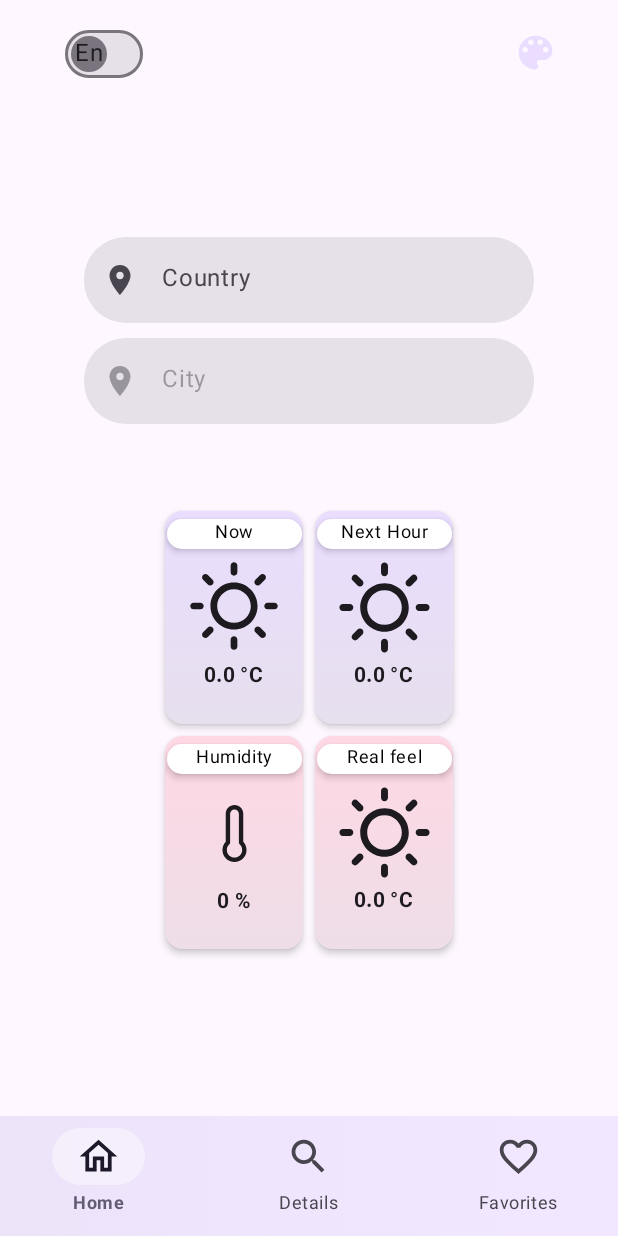
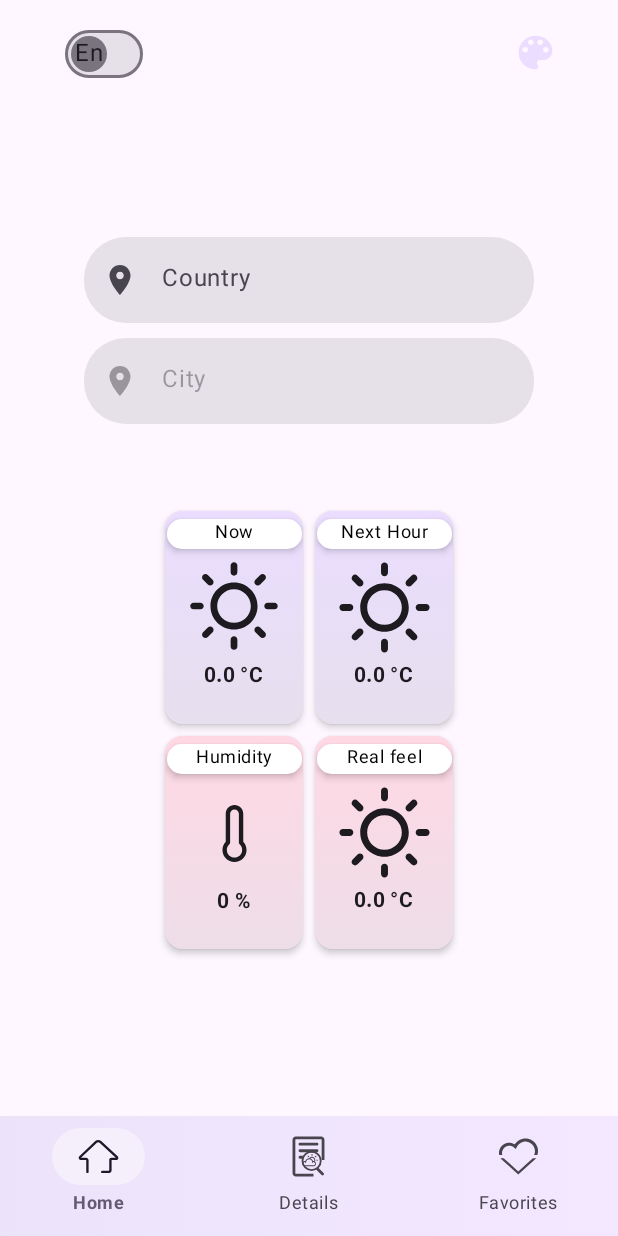
Before and after one commit to mu54omd/weatherApp, an Android app built with Jetpack Compose: the screen it shows after launch (MainActivity), on a phone screen of 412 x 824 dp. Run offline under Robolectric (Android 15) with nearby library versions, the light colour scheme and no system bars; our stand-ins replace Dagger/Hilt's generated code, Room's generated code, Shimmer; libraries missing offline, so code that uses them is left out: arrow.core; 18 statements that could not run were skipped.

Commit message:
change appearance of details screen

```diff
--- a/app/src/main/java/com/musashi/weatherapp/ui/helper/getDateFromNow.kt
+++ b/app/src/main/java/com/musashi/weatherapp/ui/helper/getDateFromNow.kt
@@ -4,6 +4,7 @@ import androidx.compose.runtime.Composable
 import androidx.compose.ui.platform.LocalLayoutDirection
 import androidx.compose.ui.unit.LayoutDirection
 import saman.zamani.persiandate.PersianDate
+import saman.zamani.persiandate.PersianDateFormat
 
 @Composable
 fun getDateFromNow(days: Int): String{
@@ -12,7 +13,7 @@ fun getDateFromNow(days: Int): String{
         if(LocalLayoutDirection.current == LayoutDirection.Ltr){
             PersianDate().addDays(days).toDate().toString().split(" ").subList(0, 3).joinToString(separator = " ")
         } else {
-            PersianDate().addDays(days).toString().split(" ").subList(0, 3).joinToString(separator = " ")
+            PersianDateFormat("l d F").format(PersianDate().addDays(days))
         }
     return result
 }
--- a/app/src/main/java/com/musashi/weatherapp/ui/screen/detailed/components/NextDayWeatherSelector.kt
+++ b/app/src/main/java/com/musashi/weatherapp/ui/screen/detailed/components/NextDayWeatherSelector.kt
@@ -8,7 +8,6 @@ fun NextDayWeatherSelector(
     state: WeatherState,
     selectedDay: Int,
 ) {
-
     when (selectedDay) {
         0 -> WeatherDetailsItemListMoreDays(
             state = state,
--- a/app/src/main/java/com/musashi/weatherapp/ui/screen/detailed/components/WeatherDetailsItemList.kt
+++ b/app/src/main/java/com/musashi/weatherapp/ui/screen/detailed/components/WeatherDetailsItemList.kt
@@ -22,13 +22,14 @@ fun WeatherDetailsItemList(
     currentIndex: Int = 1000,
 
 ) {
+    val lazyState = rememberLazyListState(initialFirstVisibleItemIndex = if(currentIndex != 1000) currentIndex else 0)
     LazyRow(
         modifier = modifier
             .fillMaxWidth()
             .padding(start = 20.dp, end = 20.dp),
         horizontalArrangement = Arrangement.Center,
         verticalAlignment = Alignment.CenterVertically,
-        state = rememberLazyListState(initialFirstVisibleItemIndex = if(currentIndex != 1000) currentIndex else 0)
+        state = lazyState
     ) {
         state.weatherFullStatus?.hourly?.let { status ->
             itemsIndexed(status.time) { index, item ->
@@ -37,7 +38,7 @@ fun WeatherDetailsItemList(
                         time = item.split("T")[1],
                         weatherIcon = returnWeatherCode(status.weatherCode[index], status.isDay[index]).imageId,
                         temperature = status.temperature2m[index],
-                        humidity = status.relativeHumidity2m[index]
+                        humidity = status.relativeHumidity2m[index],
                     )
                 }
             }
--- a/app/src/main/java/com/musashi/weatherapp/ui/screen/detailed/components/WeatherDetailsItemListMoreDays.kt
+++ b/app/src/main/java/com/musashi/weatherapp/ui/screen/detailed/components/WeatherDetailsItemListMoreDays.kt
@@ -21,7 +21,7 @@ fun WeatherDetailsItemListMoreDays(
 
 ) {
     LazyRow(
-        modifier = Modifier.width(350.dp),
+        modifier = Modifier.width(300.dp),
         verticalAlignment = Alignment.CenterVertically,
         horizontalArrangement = Arrangement.Center,
         state = rememberLazyListState(initialFirstVisibleItemIndex = if (currentIndex != 1000) currentIndex else 0)
--- a/app/src/main/java/com/musashi/weatherapp/ui/screen/navgraph/NavGraph.kt
+++ b/app/src/main/java/com/musashi/weatherapp/ui/screen/navgraph/NavGraph.kt
@@ -10,9 +10,6 @@ import androidx.compose.foundation.layout.width
 import androidx.compose.material.icons.Icons
 import androidx.compose.material.icons.filled.Boy
 import androidx.compose.material.icons.filled.Settings
-import androidx.compose.material.icons.outlined.FavoriteBorder
-import androidx.compose.material.icons.outlined.Home
-import androidx.compose.material.icons.outlined.Search
 import androidx.compose.material3.DrawerValue
 import androidx.compose.material3.ExperimentalMaterial3Api
 import androidx.compose.material3.HorizontalDivider
@@ -80,9 +77,9 @@ fun NavGraph(
 
     val bottomNavigationItem = remember {
         listOf(
-            BottomNavigationItem(icon = Icons.Outlined.Home, text = R.string.home),
-            BottomNavigationItem(icon = Icons.Outlined.Search, text = R.string.details),
-            BottomNavigationItem(icon = Icons.Outlined.FavoriteBorder, text = R.string.favorites),
+            BottomNavigationItem(icon = R.drawable.home_icon, text = R.string.home),
+            BottomNavigationItem(icon = R.drawable.details_icon, text = R.string.details),
+            BottomNavigationItem(icon = R.drawable.favorite_icon, text = R.string.favorites),
         )
     }
     val backstackState = navController.currentBackStackEntryAsState().value
--- a/app/src/main/java/com/musashi/weatherapp/ui/screen/navgraph/components/WeatherBottomBar.kt
+++ b/app/src/main/java/com/musashi/weatherapp/ui/screen/navgraph/components/WeatherBottomBar.kt
@@ -1,15 +1,13 @@
 package com.musashi.weatherapp.ui.screen.navgraph.components
 
 import android.content.res.Configuration.UI_MODE_NIGHT_YES
+import androidx.annotation.DrawableRes
 import androidx.annotation.StringRes
 import androidx.compose.foundation.background
 import androidx.compose.foundation.layout.Box
 import androidx.compose.foundation.layout.Column
 import androidx.compose.foundation.layout.fillMaxWidth
 import androidx.compose.foundation.layout.size
-import androidx.compose.material.icons.Icons
-import androidx.compose.material.icons.filled.Search
-import androidx.compose.material.icons.outlined.Home
 import androidx.compose.material3.Icon
 import androidx.compose.material3.MaterialTheme
 import androidx.compose.material3.NavigationBar
@@ -21,7 +19,7 @@ import androidx.compose.ui.Alignment
 import androidx.compose.ui.Modifier
 import androidx.compose.ui.graphics.Brush
 import androidx.compose.ui.graphics.Color
-import androidx.compose.ui.graphics.vector.ImageVector
+import androidx.compose.ui.res.painterResource
 import androidx.compose.ui.res.stringResource
 import androidx.compose.ui.text.font.FontWeight
 import androidx.compose.ui.tooling.preview.Preview
@@ -60,7 +58,7 @@ fun WeatherBottomBar(
                             horizontalAlignment = Alignment.CenterHorizontally
                         ) {
                             Icon(
-                                imageVector = item.icon,
+                                painter = painterResource(item.icon),
                                 contentDescription = stringResource(id = item.text),
                                 modifier = Modifier.size(30.dp)
                                 )
@@ -88,7 +86,7 @@ fun WeatherBottomBar(
 }
 
 data class BottomNavigationItem(
-    val icon: ImageVector,
+    @DrawableRes val icon: Int,
     @StringRes val text: Int
 )
 
@@ -100,8 +98,9 @@ private fun WeatherBottomBarPreview() {
         Box(modifier = Modifier.background(color = MaterialTheme.colorScheme.background)) {
             WeatherBottomBar(
                 items = listOf(
-                    BottomNavigationItem(icon = Icons.Outlined.Home, text = R.string.home),
-                    BottomNavigationItem(icon = Icons.Default.Search, text = R.string.details),
+                    BottomNavigationItem(icon = R.drawable.home_icon, text = R.string.home),
+                    BottomNavigationItem(icon = R.drawable.details_icon, text = R.string.details),
+                    BottomNavigationItem(icon = R.drawable.favorite_icon, text = R.string.favorites),
                 ),
                 selected = 0,
                 onItemClick = {})
--- a/app/src/main/java/com/musashi/weatherapp/ui/screen/summary/SummaryScreen.kt
+++ b/app/src/main/java/com/musashi/weatherapp/ui/screen/summary/SummaryScreen.kt
@@ -67,7 +67,7 @@ fun SummaryScreen(
                 onChangeLanguage = { changeLanguage(it) },
                 onChangeTheme = { changeTheme(it) }
             )
-        }
+        },
     ) {
         if(!state.isDatabaseLoaded){
             LoadingDialog()
@@ -79,6 +79,7 @@ fun SummaryScreen(
                     .fillMaxSize()
                     .padding(top = it.calculateTopPadding(), start = 30.dp, end = 30.dp)
                     .verticalScroll(rememberScrollState())
+
             ) {
 
                 WeatherSearchBar(
--- /dev/null
+++ b/app/src/main/res/drawable/details_icon.xml
@@ -0,0 +1,56 @@
+<vector xmlns:android="http://schemas.android.com/apk/res/android"
+    android:width="200dp"
+    android:height="200dp"
+    android:viewportWidth="52.917"
+    android:viewportHeight="52.917">
+  <path
+      android:strokeWidth="1"
+      android:pathData="m11.601,2.845c-2.135,0 -3.905,1.77 -3.905,3.905l0,39.417c0,2.135 1.77,3.905 3.905,3.905l20.742,0l0,-3.283l-20.742,0c-0.372,0 -0.62,-0.25 -0.62,-0.622l0,-39.417c0,-0.372 0.248,-0.62 0.62,-0.62l29.717,0c0.372,0 0.62,0.248 0.62,0.62L41.938,30.635l3.282,0L45.22,6.75c0,-2.135 -1.767,-3.905 -3.902,-3.905z"
+      android:fillColor="#1a1a1a"
+      android:strokeColor="#00000000"/>
+  <path
+      android:pathData="M30.13,31.662m-10.716,0a10.716,10.716 0,1 1,21.432 0a10.716,10.716 0,1 1,-21.432 0"
+      android:strokeWidth="2.131"
+      android:fillColor="#00000000"
+      android:strokeColor="#1a1a1a"/>
+  <path
+      android:pathData="M30.13,31.662m-10.716,0a10.716,10.716 0,1 1,21.432 0a10.716,10.716 0,1 1,-21.432 0"
+      android:strokeWidth="2.131"
+      android:fillColor="#00000000"
+      android:strokeColor="#00000000"/>
+  <path
+      android:pathData="M36.219,40.28L36.219,40.28A1.653,1.621 45,0 1,38.534 40.303L44.167,45.935A1.653,1.621 45,0 1,44.19 48.25L44.19,48.25A1.653,1.621 45,0 1,41.875 48.227L36.242,42.595A1.653,1.621 45,0 1,36.219 40.28z"
+      android:strokeWidth="4.002"
+      android:fillColor="#000000"
+      android:strokeColor="#00000000"/>
+  <path
+      android:pathData="M16.489,10.168L36.428,10.168A1.653,1.653 0,0 1,38.081 11.821L38.081,11.962A1.653,1.653 0,0 1,36.428 13.615L16.489,13.615A1.653,1.653 0,0 1,14.836 11.962L14.836,11.821A1.653,1.653 0,0 1,16.489 10.168z"
+      android:strokeWidth="4.364"
+      android:fillColor="#1a1a1a"
+      android:strokeColor="#00000000"/>
+  <path
+      android:pathData="M16.489,17.868L36.428,17.868A1.653,1.653 0,0 1,38.081 19.521L38.081,19.662A1.653,1.653 0,0 1,36.428 21.315L16.489,21.315A1.653,1.653 0,0 1,14.836 19.662L14.836,19.521A1.653,1.653 0,0 1,16.489 17.868z"
+      android:strokeWidth="4.364"
+      android:fillColor="#1a1a1a"
+      android:strokeColor="#00000000"/>
+  <path
+      android:pathData="M16.489,25.568L19.399,25.568A1.653,1.653 72.019,0 1,21.052 27.222L21.052,27.362A1.653,1.653 72.019,0 1,19.399 29.016L16.489,29.016A1.653,1.653 72.019,0 1,14.836 27.362L14.836,27.222A1.653,1.653 72.019,0 1,16.489 25.568z"
+      android:strokeWidth="2.257"
+      android:fillColor="#1a1a1a"
+      android:strokeColor="#00000000"/>
+  <path
+      android:fillColor="#FF000000"
+      android:pathData="M34.062,32.447C34.323,31.917 34.461,31.336 34.461,30.737 34.461,28.604 32.726,26.868 30.592,26.868 29.321,26.868 28.134,27.498 27.415,28.532 27.369,28.531 27.323,28.526 27.276,28.526 25.158,28.526 23.346,29.911 22.768,31.893 22.609,31.864 22.442,31.843 22.301,31.843c-1.676,0 -3.04,1.364 -3.04,3.04 0,1.676 1.364,3.04 3.04,3.04l9.949,0c1.676,0 3.04,-1.364 3.04,-3.04 0,-0.997 -0.485,-1.881 -1.228,-2.436zM30.592,27.974c1.524,0 2.764,1.24 2.764,2.764 0,0.428 -0.099,0.843 -0.286,1.221C32.808,31.885 32.534,31.843 32.251,31.843 32.11,31.843 31.943,31.864 31.783,31.893 31.339,30.37 30.166,29.203 28.685,28.743 29.193,28.258 29.873,27.974 30.592,27.974ZM32.251,36.817l-9.949,0c-1.066,0 -1.935,-0.868 -1.935,-1.935 0,-1.066 0.868,-1.935 1.935,-1.935 0.077,0 0.2,0.019 0.33,0.045L22.631,33.501c0,0.305 0.248,0.553 0.553,0.553 0.305,0 0.553,-0.248 0.553,-0.553L23.737,32.611C24.033,30.883 25.515,29.632 27.276,29.632c1.761,0 3.243,1.252 3.539,2.981L30.815,33.501c0,0.305 0.248,0.553 0.553,0.553 0.305,0 0.553,-0.248 0.553,-0.553L31.921,32.993C32.051,32.967 32.175,32.948 32.251,32.948c1.066,0 1.935,0.868 1.935,1.935 0,1.066 -0.868,1.935 -1.935,1.935z"/>
+  <path
+      android:fillColor="#FF000000"
+      android:pathData="m30.592,25.763c0.305,0 0.553,-0.248 0.553,-0.553l0,-1.105c0,-0.305 -0.248,-0.553 -0.553,-0.553 -0.305,0 -0.553,0.248 -0.553,0.553l0,1.105c0,0.305 0.247,0.553 0.553,0.553z"/>
+  <path
+      android:fillColor="#FF000000"
+      android:pathData="m37.225,30.184l-1.105,0c-0.305,0 -0.553,0.248 -0.553,0.553 0,0.305 0.247,0.553 0.553,0.553l1.105,0c0.305,0 0.553,-0.248 0.553,-0.553 0,-0.305 -0.248,-0.553 -0.553,-0.553z"/>
+  <path
+      android:fillColor="#FF000000"
+      android:pathData="m34.501,27.381c0.141,0 0.283,-0.054 0.391,-0.162l0.782,-0.782c0.216,-0.216 0.216,-0.566 0,-0.782 -0.216,-0.216 -0.566,-0.216 -0.782,0l-0.782,0.782c-0.216,0.216 -0.216,0.566 0,0.782 0.108,0.108 0.249,0.162 0.391,0.162z"/>
+  <path
+      android:fillColor="#FF000000"
+      android:pathData="m26.293,27.219c0.108,0.108 0.249,0.162 0.391,0.162 0.141,0 0.283,-0.054 0.391,-0.162 0.216,-0.216 0.216,-0.566 0,-0.782l-0.782,-0.782c-0.216,-0.216 -0.566,-0.216 -0.782,0 -0.216,0.216 -0.216,0.566 0,0.782z"/>
+</vector>
--- /dev/null
+++ b/app/src/main/res/drawable/favorite_icon.xml
@@ -0,0 +1,17 @@
+<vector xmlns:android="http://schemas.android.com/apk/res/android"
+    android:width="200dp"
+    android:height="200dp"
+    android:viewportWidth="52.917"
+    android:viewportHeight="52.917">
+  <path
+      android:strokeWidth="1"
+      android:pathData="m34.391,5.276c-1.226,0.011 -2.469,0.175 -3.706,0.506l-0.003,0c-3.589,0.969 -6.594,3.289 -8.576,6.377 -2.838,-1.776 -6.28,-2.393 -9.574,-1.512l-0.003,0c-6.205,1.663 -10.015,7.885 -8.8,14.1 0.079,-0.009 0.157,-0.024 0.239,-0.024l3.456,0c-0.008,-0.029 -0.02,-0.057 -0.028,-0.086 -1.232,-4.597 1.471,-9.277 6.068,-10.509 2.82,-0.755 5.822,-0.026 7.983,1.936l1.828,1.66 1.024,-2.247c1.392,-3.058 4.073,-5.334 7.317,-6.211 1.509,-0.404 3.026,-0.486 4.477,-0.286 4.353,0.6 8.116,3.731 9.329,8.256 0.696,2.598 0.429,5.216 -0.577,7.487l3.836,0C49.541,22.082 49.676,19.176 48.907,16.303 47.316,10.366 42.315,6.224 36.574,5.419 35.856,5.318 35.127,5.269 34.391,5.276Z"
+      android:fillColor="#000000"
+      android:strokeColor="#00000000"
+      android:strokeLineCap="round"/>
+  <path
+      android:pathData="m4.988,28.371 l9.565,8.684 11.656,10.586 11.661,-10.586 9.561,-8.684l-4.064,0l-8.549,7.76 -8.609,7.821 -8.61,-7.821 -8.548,-7.76z"
+      android:strokeWidth="2.087"
+      android:fillColor="#000000"
+      android:strokeLineCap="round"/>
+</vector>
--- /dev/null
+++ b/app/src/main/res/drawable/home_icon.xml
@@ -0,0 +1,18 @@
+<vector xmlns:android="http://schemas.android.com/apk/res/android"
+    android:width="200dp"
+    android:height="200dp"
+    android:viewportWidth="52.917"
+    android:viewportHeight="52.917">
+  <path
+      android:pathData="M13.437,44.586L13.437,31.226a2.002,2.002 45,0 0,-2.002 -2.002l-5.659,0A1.264,1.264 68.292,0 1,4.907 27.042L23.63,9.327a3.665,3.665 179.719,0 1,5.012 -0.025L48.051,27.309a1.105,1.105 111.426,0 1,-0.751 1.915l-5.659,0a1.162,1.162 135,0 0,-1.162 1.162v12.2a2,2 135,0 1,-2 2h-7.649"
+      android:strokeWidth="2.757"
+      android:fillColor="#00000000"
+      android:strokeColor="#1a1a1a"
+      android:strokeLineCap="round"/>
+  <path
+      android:pathData="M13.437,44.586L13.437,31.226a2.002,2.002 45,0 0,-2.002 -2.002l-5.659,0A1.264,1.264 68.292,0 1,4.907 27.042L23.63,9.327a3.665,3.665 179.719,0 1,5.012 -0.025L48.051,27.309a1.105,1.105 111.426,0 1,-0.751 1.915l-5.659,0a1.162,1.162 135,0 0,-1.162 1.162v12.2a2,2 135,0 1,-2 2h-7.649"
+      android:strokeWidth="2.757"
+      android:fillColor="#00000000"
+      android:strokeColor="#00000000"
+      android:strokeLineCap="round"/>
+</vector>
```
Also changed, not shown: app/src/main/java/com/musashi/weatherapp/ui/helper/getCurrentHourIndex.kt (added, +9 -0 lines), app/src/main/java/com/musashi/weatherapp/ui/screen/detailed/DetailedScreen.kt (+53 -10 lines).
